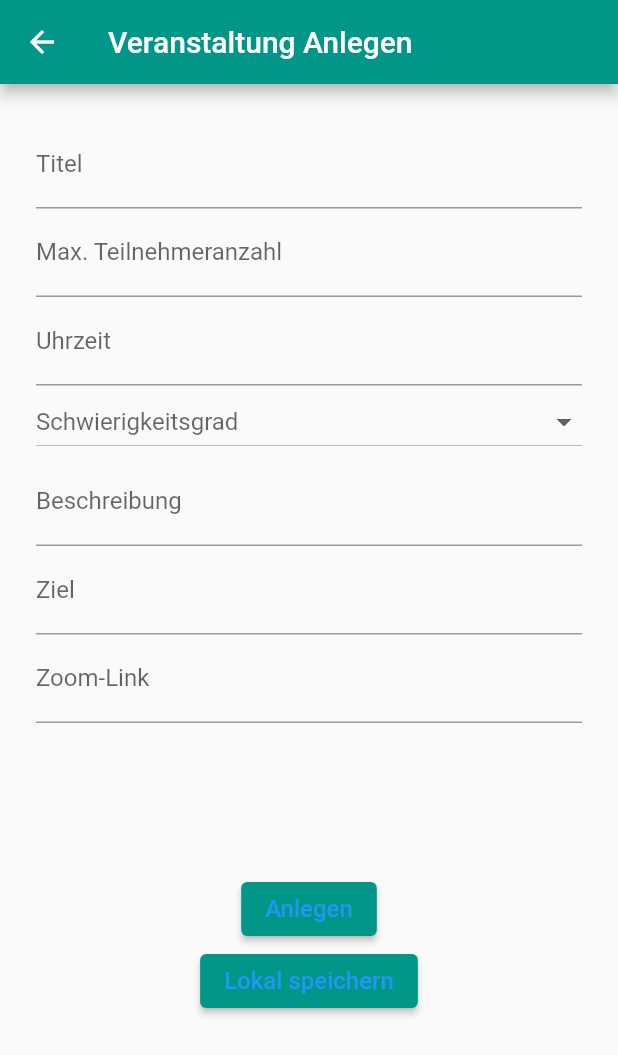
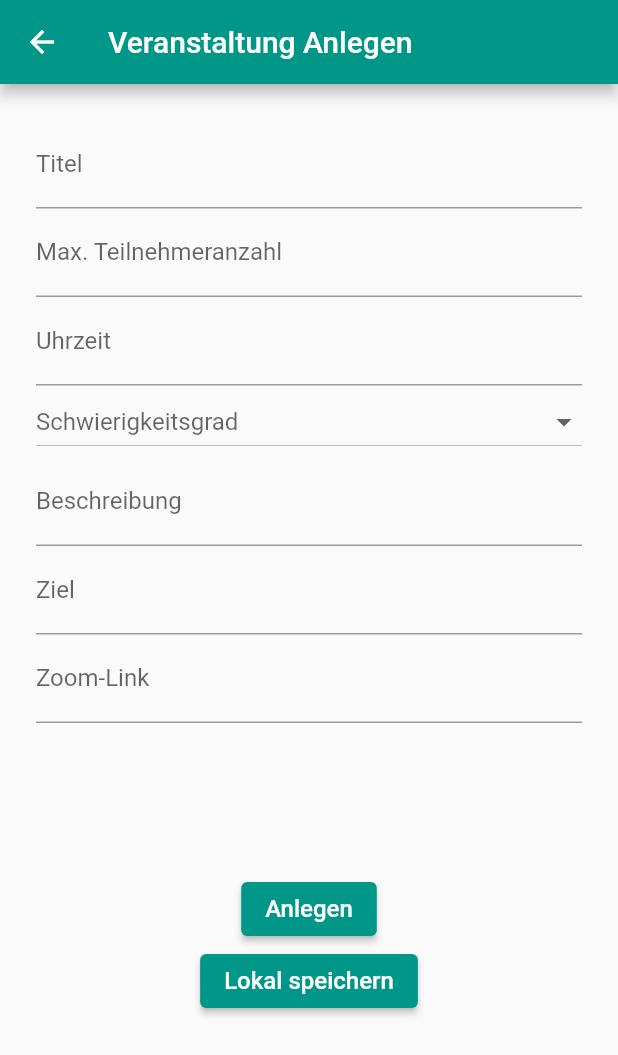
Before and after one commit to bach3142ooo1/MobileAnwendung, a Flutter app: the VeranstaltungAnlegen screen opened directly with empty values, on a phone screen of 412 x 824 dp. Shown: the top 1055 px of the screen. Run offline on Flutter 3.47's test engine with Material 2 defaults, Android fonts, the phone set to English and light mode, and no system bars; our stand-ins replace syncfusion_flutter_calendar; missing offline and left inert: add_2_calendar.

Commit message:
changed text color button

```diff
--- a/lib/VeranstaltungAnlegen.dart
+++ b/lib/VeranstaltungAnlegen.dart
@@ -142,7 +142,7 @@ class _VeranstaltungAnlegenState extends State<VeranstaltungAnlegen> {
               ElevatedButton(
                 child: Text(
                   "Anlegen",
-                  style: TextStyle(color: Colors.blue, fontSize: 16),
+                  style: TextStyle(color: Colors.white, fontSize: 16),
                 ),
                 onPressed: () {
                   speichernVeranstaltung();
@@ -151,7 +151,7 @@ class _VeranstaltungAnlegenState extends State<VeranstaltungAnlegen> {
               ElevatedButton(
                 child:Text(
                   "Lokal speichern",
-                  style: TextStyle(color: Colors.blue, fontSize: 16),
+                  style: TextStyle(color: Colors.white, fontSize: 16),
                 ),
                   onPressed: () async{
                     DateTime startDate = DateTime.parse(datum.toString().substring(0,10) + " " +_uhrzeitController.text.substring(0,5));
```
